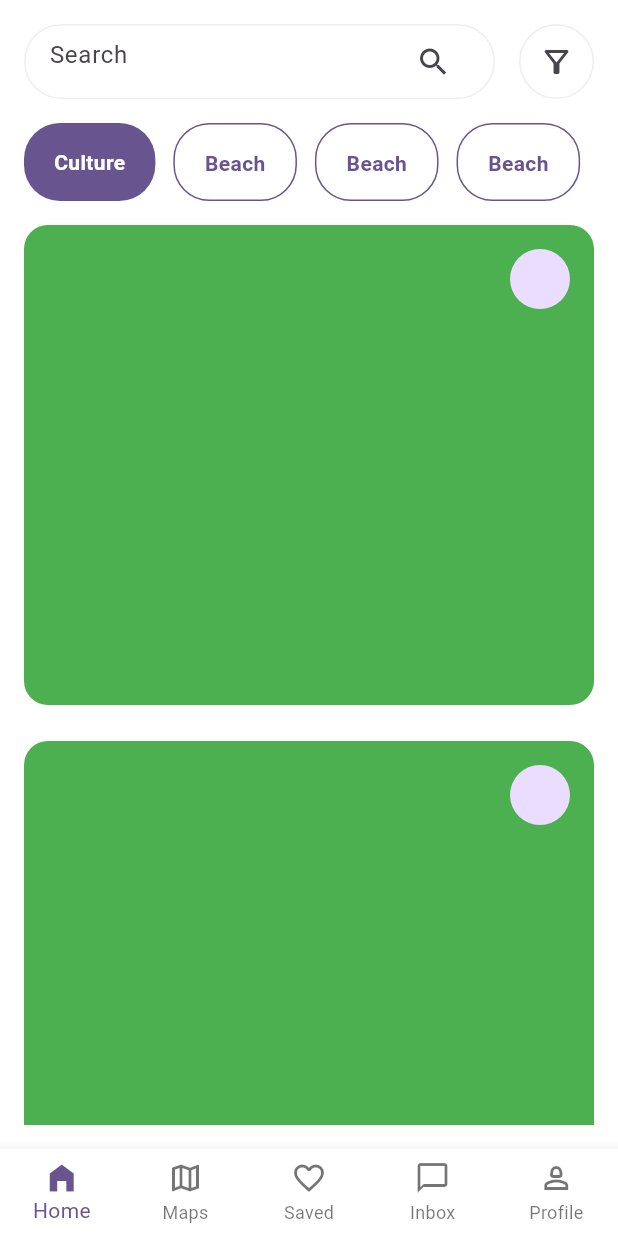
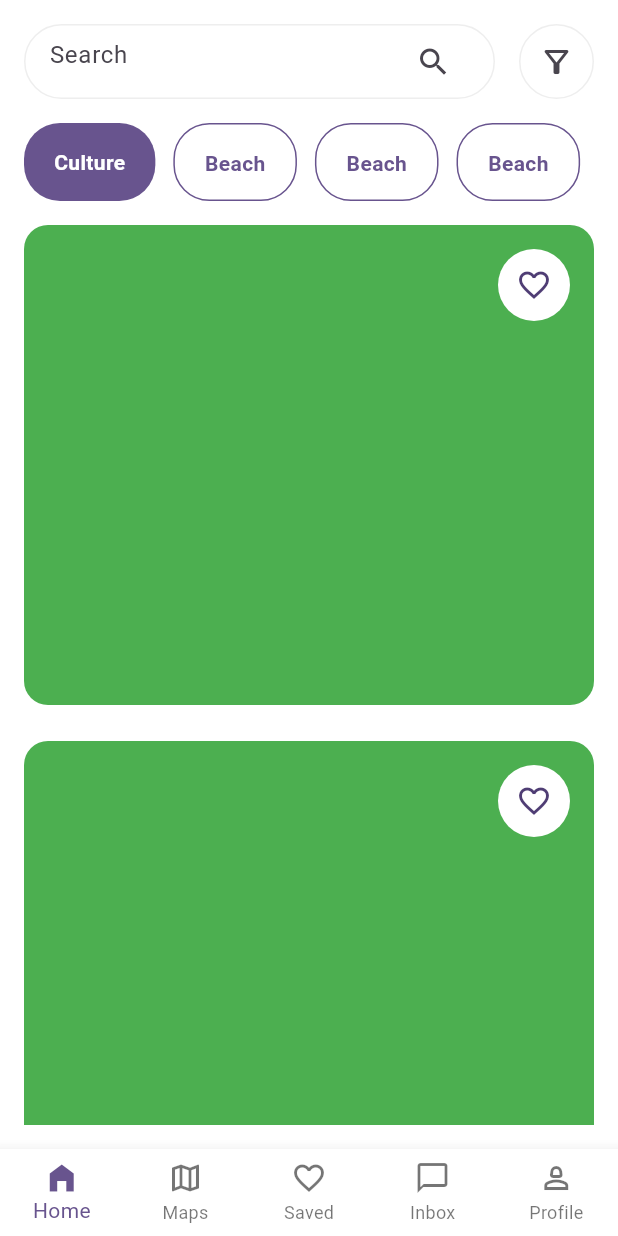
Before and after one commit to JAICHANGPARK/flutter_notebook_chapter_37, a Flutter app: the TravelMainPage screen opened directly, on a phone screen of 412 x 824 dp. Run offline on Flutter 3.47's test engine with Material 3 defaults, Android fonts, the phone set to English and light mode, and no system bars; our stand-ins replace dots_indicator, gap.

Commit message:
Update travel_main_page.dart

```diff
--- a/lib/ep1854_travel_app/view/travel_main_page.dart
+++ b/lib/ep1854_travel_app/view/travel_main_page.dart
@@ -177,7 +177,30 @@ class _TravelMainPageState extends State<TravelMainPage> {
                     child: Column(
                       children: [
                         Row(
-                          children: [Spacer(), CircleAvatar()],
+                          children: [
+                            Spacer(),
+                            CircleAvatar(
+                              radius: 24,
+                              backgroundColor: Colors.white,
+                              child: IconButton(
+                                icon: Icon(Icons.favorite_outline),
+                                onPressed: () {
+
+                                },
+                              ),
+                            ),
+                          ],
+                        ),
+                        Spacer(),
+                        Container(
+                          decoration: BoxDecoration(
+
+                          ),
+                          child: Column(
+                            children: [
+
+                            ],
+                          ),
                         )
                       ],
                     ),
```
